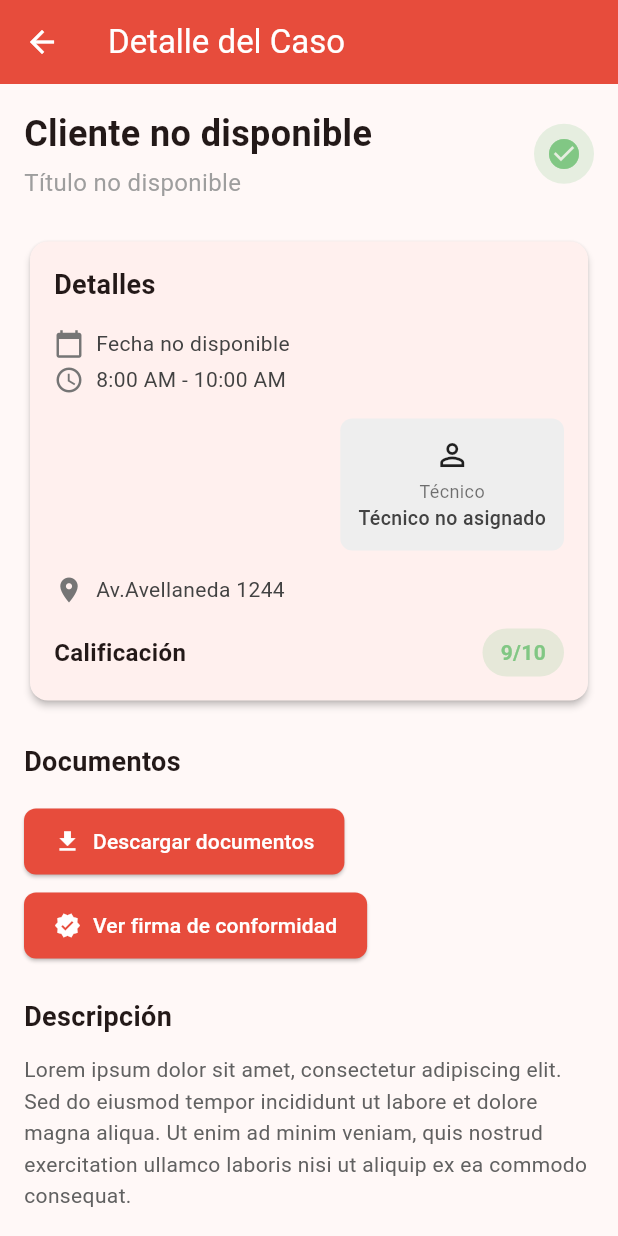
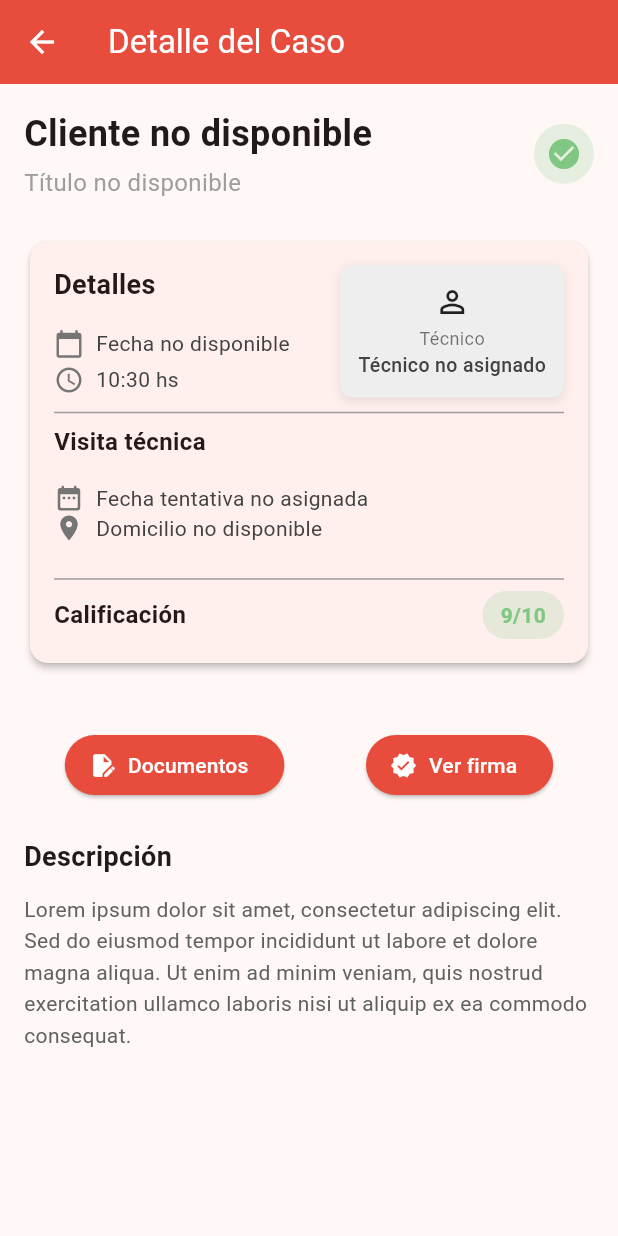
Before and after one commit to jfpetrelli/sist_tickets, a Flutter app: the CaseDetailScreen screen opened directly with empty values, on a phone screen of 412 x 824 dp. Run offline on Flutter 3.47's test engine with Material 3 defaults, Android fonts, the phone set to English and light mode, and no system bars; our stand-ins replace hooks_riverpod, signature; network calls fail.

Commit message:
case detail

```diff
--- a/lib/api/api_config.dart
+++ b/lib/api/api_config.dart
@@ -1,7 +1,8 @@
 class ApiConfig {
   // static const String baseUrl = 'http://192.168.0.157:8080'; // Para dispositivo físico
-  static const String baseUrl = 'http://10.0.2.2:8000'; // Para emulador Android
-  // static const String baseUrl = 'http://localhost:8000'; // Para web o desarrollo local
+  //static const String baseUrl = 'http://10.0.2.2:8000'; // Para emulador Android
+  static const String baseUrl =
+      'http://localhost:8000'; // Para web o desarrollo local
 
   // Auth endpoints
   static const String login = '$baseUrl/jwt/login';
--- a/lib/api/api_service.dart
+++ b/lib/api/api_service.dart
@@ -65,7 +65,9 @@ class ApiService {
   }
 
   Future<Map<String, dynamic>> getTicketById(String id) async {
-    final response = await http.get(Uri.parse('${ApiConfig.ticketById}$id'),
+    final response = await http.get(
+        Uri.parse('${ApiConfig.ticketById}$id')
+            .replace(queryParameters: {'incluir_cliente': 'true'}),
         headers: _headers);
     if (response.statusCode == 200) {
       return jsonDecode(response.body);
--- /dev/null
+++ b/lib/models/cliente.dart
@@ -0,0 +1,58 @@
+class Cliente {
+  // Atributos del cliente
+  int? idCliente;
+  String? razonSocial;
+  String? domicilio;
+  int? idLocalidad;
+  String? codigoPostal;
+  String? telefono;
+  String? telefonoMovil;
+  String? email;
+  String? cuit;
+  int? idTipoCliente;
+
+  Cliente({
+    this.idCliente,
+    required this.razonSocial,
+    this.domicilio,
+    this.idLocalidad,
+    this.codigoPostal,
+    this.telefono,
+    this.telefonoMovil,
+    this.email,
+    this.cuit,
+    this.idTipoCliente,
+  });
+
+  // Método para crear un objeto Cliente a partir de un Map
+  factory Cliente.fromJson(Map<String, dynamic> json) {
+    return Cliente(
+      idCliente: json['id_cliente'] as int?,
+      razonSocial: json['razonsocial'] as String?,
+      domicilio: json['domicilio'] as String?,
+      idLocalidad: json['id_localidad'] as int?,
+      codigoPostal: json['codigopostal'] as String?,
+      telefono: json['telefono'] as String?,
+      telefonoMovil: json['telefonomovil'] as String?,
+      email: json['email'] as String?,
+      cuit: json['cuit'] as String?,
+      idTipoCliente: json['id_tipocliente'] as int?,
+    );
+  }
+
+  // Método para convertir un objeto Cliente a un Map
+  Map<String, dynamic> toJson() {
+    return {
+      'id_cliente': idCliente,
+      'razonsocial': razonSocial,
+      'domicilio': domicilio,
+      'id_localidad': idLocalidad,
+      'codigopostal': codigoPostal,
+      'telefono': telefono,
+      'telefonomovil': telefonoMovil,
+      'email': email,
+      'cuit': cuit,
+      'id_tipocliente': idTipoCliente,
+    };
+  }
+}
--- a/lib/models/ticket.dart
+++ b/lib/models/ticket.dart
@@ -1,6 +1,7 @@
 // lib/models/ticket.dart
 
 import 'package:flutter/material.dart';
+import 'cliente.dart';
 
 class Ticket {
   final int? idCaso;
@@ -15,6 +16,7 @@ class Ticket {
   final DateTime? ultimaModificacion;
   final DateTime? fechaTentativaInicio;
   final DateTime? fechaTentativaFinalizacion;
+  final Cliente? cliente; // Cliente puede ser nulo
   final VoidCallback? onTap; // onTap puede ser nulo ahora
 
   Ticket({
@@ -30,6 +32,7 @@ class Ticket {
     this.ultimaModificacion,
     this.fechaTentativaInicio,
     this.fechaTentativaFinalizacion,
+    this.cliente, // Cliente puede ser nulo
     this.onTap,
   });
 
@@ -55,6 +58,9 @@ class Ticket {
       fechaTentativaFinalizacion: json['fecha_tentativa_finalizacion'] == null
           ? null
           : DateTime.parse(json['fecha_tentativa_finalizacion'] as String),
+      cliente: json['cliente'] != null
+          ? Cliente.fromJson(json['cliente'] as Map<String, dynamic>)
+          : null, // Cliente puede ser nulo
       onTap: () {}, // Se mantiene por compatibilidad, pero no se usará
     );
   }
--- a/lib/screens/case_detail/case_detail_content.dart
+++ b/lib/screens/case_detail/case_detail_content.dart
@@ -3,6 +3,8 @@ import 'package:sist_tickets/constants.dart'; // Assuming this file exists and c
 import '../../models/ticket.dart';
 import '../../providers/ticket_provider.dart';
 import 'package:provider/provider.dart';
+import 'package:intl/intl.dart';
+import 'package:sist_tickets/widgets/button_widget_standard.dart';
 
 class CaseDetailContent extends StatefulWidget {
   final String caseId;
@@ -81,7 +83,7 @@ class _CaseDetailContentState extends State<CaseDetailContent> {
             crossAxisAlignment: CrossAxisAlignment.start,
             children: [
               Text(
-                ticket?.idCliente.toString() ?? 'Cliente no disponible',
+                ticket?.cliente?.razonSocial ?? 'Cliente no disponible',
                 style: const TextStyle(
                   fontSize: 24,
                   fontWeight: FontWeight.bold,
@@ -115,13 +117,20 @@ class _CaseDetailContentState extends State<CaseDetailContent> {
   }
 
   Widget _buildDetails(Ticket? ticket) {
+    DateTime fecha = ticket?.fecha?.toLocal() ?? DateTime.now();
     return Card(
       elevation: 2,
       shape: RoundedRectangleBorder(
         borderRadius: BorderRadius.circular(12),
       ),
-      child: Padding(
-        padding: const EdgeInsets.all(16),
+      // Añadimos clipBehavior para asegurar que el contenido respete los bordes redondeados.
+      clipBehavior: Clip.antiAlias,
+      child: Stack(
+        // 1. Usamos un Stack para poder apilar widgets.
+        children: [
+          // Este es el contenido principal de la tarjeta.
+          Padding(
+            padding: const EdgeInsets.all(16.0),
             child: Column(
               crossAxisAlignment: CrossAxisAlignment.start,
               children: [
@@ -138,51 +147,43 @@ class _CaseDetailContentState extends State<CaseDetailContent> {
                   children: [
                     _buildDetailRow(
                         Icons.calendar_today,
-                    ticket?.fecha?.toLocal().toString().split(' ')[0] ??
-                        'Fecha no disponible'),
+                        ticket?.fecha != null
+                            ? DateFormat('dd-MM-yyyy')
+                                .format(ticket!.fecha!.toLocal())
+                            : 'Fecha no disponible'),
                     const SizedBox(height: 4),
-                _buildDetailRow(Icons.access_time, '8:00 AM - 10:00 AM'),
+                    _buildDetailRow(Icons.access_time,
+                        '${DateFormat.Hm().format(fecha)} hs'),
                   ],
                 ),
-            const SizedBox(height: 16),
-            Align(
-              alignment: Alignment.centerRight,
-              child: Container(
-                padding: const EdgeInsets.all(12),
-                decoration: BoxDecoration(
-                  color: Colors.grey[200],
-                  borderRadius: BorderRadius.circular(8),
+                // 3. Añadimos espacio extra para que el contenido no se solape con la caja flotante.
+                // Puedes ajustar este valor según el tamaño de la caja.
+                const SizedBox(height: 4),
+
+                const Divider(
+                  color: Colors.grey,
+                  thickness: 1,
                 ),
-                child: Column(
-                  children: [
-                    const Icon(
-                      Icons.person_outline,
-                      size: 24,
-                    ),
-                    const SizedBox(height: 4),
                 const Text(
-                      'Técnico',
+                  'Visita técnica',
                   style: TextStyle(
-                        fontSize: 12,
-                        color: Colors.black54,
-                      ),
-                    ),
-                    Text(
-                      ticket?.idPersonalAsignado.toString() ??
-                          'Técnico no asignado',
-                      style: TextStyle(
-                        fontSize: 13,
-                        fontWeight: FontWeight.w500,
-                        color: Colors.grey[800],
-                      ),
-                    ),
-                  ],
-                ),
+                    fontSize: 16,
+                    fontWeight: FontWeight.bold,
                   ),
                 ),
                 const SizedBox(height: 16),
-            _buildDetailRow(Icons.location_on, 'Av.Avellaneda 1244'),
+                _buildDetailRow(
+                    Icons.date_range_rounded,
+                    ticket?.fechaTentativaInicio != null
+                        ? '${DateFormat('dd-MM-yyyy HH:mm').format(ticket!.fechaTentativaInicio!.toLocal())} hs'
+                        : 'Fecha tentativa no asignada'),
+                _buildDetailRow(Icons.location_on,
+                    ticket?.cliente?.domicilio ?? 'Domicilio no disponible'),
                 const SizedBox(height: 16),
+                const Divider(
+                  color: Colors.grey,
+                  thickness: 1,
+                ),
                 Row(
                   mainAxisAlignment: MainAxisAlignment.spaceBetween,
                   children: [
@@ -215,6 +216,53 @@ class _CaseDetailContentState extends State<CaseDetailContent> {
               ],
             ),
           ),
+
+          // 2. Esta es la caja flotante del técnico.
+          Positioned(
+            top: 16, // Distancia desde arriba.
+            right: 16, // Distancia desde la derecha.
+            child: Container(
+              padding: const EdgeInsets.all(12),
+              decoration: BoxDecoration(
+                  color: Colors.grey[200],
+                  borderRadius: BorderRadius.circular(8),
+                  boxShadow: [
+                    // Sombra opcional para darle más profundidad.
+                    BoxShadow(
+                      color: Colors.black.withOpacity(0.1),
+                      blurRadius: 5,
+                      offset: const Offset(0, 2),
+                    )
+                  ]),
+              child: Column(
+                children: [
+                  const Icon(
+                    Icons.person_outline,
+                    size: 24,
+                  ),
+                  const SizedBox(height: 4),
+                  const Text(
+                    'Técnico',
+                    style: TextStyle(
+                      fontSize: 12,
+                      color: Colors.black54,
+                    ),
+                  ),
+                  Text(
+                    ticket?.idPersonalAsignado.toString() ??
+                        'Técnico no asignado',
+                    style: TextStyle(
+                      fontSize: 13,
+                      fontWeight: FontWeight.w500,
+                      color: Colors.grey[800],
+                    ),
+                  ),
+                ],
+              ),
+            ),
+          ),
+        ],
+      ),
     );
   }
 
@@ -238,49 +286,23 @@ class _CaseDetailContentState extends State<CaseDetailContent> {
     return Column(
       crossAxisAlignment: CrossAxisAlignment.start,
       children: [
-        const Text(
-          'Documentos',
-          style: TextStyle(
-            fontSize: 18,
-            fontWeight: FontWeight.bold,
-          ),
-        ),
         const SizedBox(height: 16),
-        ElevatedButton.icon(
+        Row(
+          mainAxisAlignment: MainAxisAlignment.spaceAround,
+          children: [
+            StandardIconButton(
+              text: 'Documentos',
+              icon: Icons.edit_document,
               onPressed: () {
                 // Logic for downloading documents can be implemented here.
               },
-          icon: const Icon(Icons.download),
-          label: const Text('Descargar documentos'),
-          style: ElevatedButton.styleFrom(
-            backgroundColor: kPrimaryColor,
-            foregroundColor: Colors.white,
-            shape: RoundedRectangleBorder(
-              borderRadius: BorderRadius.circular(8),
             ),
-            padding: const EdgeInsets.symmetric(
-              horizontal: 20,
-              vertical: 12,
+            StandardIconButton(
+              text: 'Ver firma',
+              icon: Icons.verified,
+              onPressed: widget.onShowConfirmationSignature,
             ),
-          ),
-        ),
-        const SizedBox(height: 8),
-        ElevatedButton.icon(
-          onPressed: widget.onShowConfirmationSignature,
-          //widget.onShowConfirmationSignature, // Access callback via widget
-          icon: const Icon(Icons.verified),
-          label: const Text('Ver firma de conformidad'),
-          style: ElevatedButton.styleFrom(
-            backgroundColor: kPrimaryColor,
-            foregroundColor: Colors.white,
-            shape: RoundedRectangleBorder(
-              borderRadius: BorderRadius.circular(8),
-            ),
-            padding: const EdgeInsets.symmetric(
-              horizontal: 20,
-              vertical: 12,
-            ),
-          ),
+          ],
         ),
       ],
     );
--- a/lib/screens/case_detail/case_detail_screen.dart
+++ b/lib/screens/case_detail/case_detail_screen.dart
@@ -1,6 +1,8 @@
 // lib/screens/case_detail/case_detail_screen.dart
 
 import 'package:flutter/material.dart';
+//import 'package:sist_tickets/screens/confirmation_signature/confirmation_signature.dart';
+import 'package:sist_tickets/screens/confirmation_signature/confirmation_signature_screen.dart';
 import 'case_detail_content.dart'; // Ruta temporal, idealmente este contenido también se mueve aquí
 
 class CaseDetailScreen extends StatelessWidget {
@@ -23,8 +25,11 @@ class CaseDetailScreen extends StatelessWidget {
         onBack: () =>
             Navigator.pop(context), // El botón de volver ahora usa Navigator
         onShowConfirmationSignature: () {
-          // Aquí puedes navegar a la pantalla de la firma
-          // Navigator.push(context, ...);
+          Navigator.push(
+              context,
+              MaterialPageRoute(
+                  builder: (context) =>
+                      ConfirmationSignatureScreen(caseId: caseId)));
         },
       ),
     );
--- a/lib/widgets/confirmation_signature.dart
+++ b/lib/screens/confirmation_signature/confirmation_signature.dart
@@ -2,12 +2,12 @@ import 'package:flutter/material.dart';
 
 class ConfirmationSignatureContent extends StatelessWidget {
   final String caseId;
-  final VoidCallback onBack;
+  //final VoidCallback onBack;
 
   const ConfirmationSignatureContent({
     super.key,
     required this.caseId,
-    required this.onBack,
+    //required this.onBack,
   });
 
   @override
@@ -78,7 +78,7 @@ class ConfirmationSignatureContent extends StatelessWidget {
                 SizedBox(
                   width: double.infinity,
                   child: ElevatedButton(
-                    onPressed: onBack,
+                    onPressed: Navigator.of(context).pop,
                     style: ElevatedButton.styleFrom(
                       backgroundColor: Colors.red[400],
                       padding: const EdgeInsets.symmetric(vertical: 15),
--- /dev/null
+++ b/lib/screens/confirmation_signature/confirmation_signature_screen.dart
@@ -0,0 +1,27 @@
+// lib/screens/case_detail/case_detail_screen.dart
+
+import 'package:flutter/material.dart';
+import 'package:sist_tickets/screens/confirmation_signature/confirmation_signature.dart';
+import 'confirmation_signature.dart'; // Ruta temporal, idealmente este contenido también se mueve aquí
+
+class ConfirmationSignatureScreen extends StatelessWidget {
+  final String caseId;
+
+  const ConfirmationSignatureScreen({super.key, required this.caseId});
+
+  @override
+  Widget build(BuildContext context) {
+    // CaseDetailContent ahora vive dentro de su propio Scaffold
+    // para que pueda tener su propia AppBar y manejar su ciclo de vida.
+    return Scaffold(
+      appBar: AppBar(
+        title: const Text('Firma de Conformidad'),
+        backgroundColor: Theme.of(context).primaryColor,
+        foregroundColor: Colors.white,
+      ),
+      body: ConfirmationSignatureContent(
+        caseId: caseId,
+      ),
+    );
+  }
+}
--- a/lib/screens/home/cases_tab.dart
+++ b/lib/screens/home/cases_tab.dart
@@ -126,7 +126,7 @@ class _CasesTabState extends State<CasesTab> {
                 ),
               ),
               title: Text(
-                caseItem.idCliente.toString(),
+                caseItem.cliente?.razonSocial ?? 'Cliente no disponible',
                 style: const TextStyle(
                   fontWeight: FontWeight.bold,
                   fontSize: 14,
--- /dev/null
+++ b/lib/widgets/button_widget_standard.dart
@@ -0,0 +1,32 @@
+import 'package:flutter/material.dart';
+import 'package:sist_tickets/constants.dart';
+
+// Reusable button widget
+class StandardIconButton extends StatelessWidget {
+  final IconData icon;
+  final String text;
+  final VoidCallback onPressed;
+
+  const StandardIconButton({
+    Key? key,
+    required this.icon,
+    required this.text,
+    required this.onPressed,
+  }) : super(key: key);
+
+  @override
+  Widget build(BuildContext context) {
+    return ElevatedButton.icon(
+      onPressed: onPressed,
+      icon: Icon(icon),
+      label: Text(text),
+      style: ElevatedButton.styleFrom(
+        backgroundColor: kPrimaryColor,
+        foregroundColor: Colors.white,
+        //shape: RoundedRectangleBorder(
+        //borderRadius: BorderRadius.circular(20),
+        //),
+      ),
+    );
+  }
+}
```
Also changed, not shown: 1 other file. Lines whose indentation alone changed are shown as unchanged.
